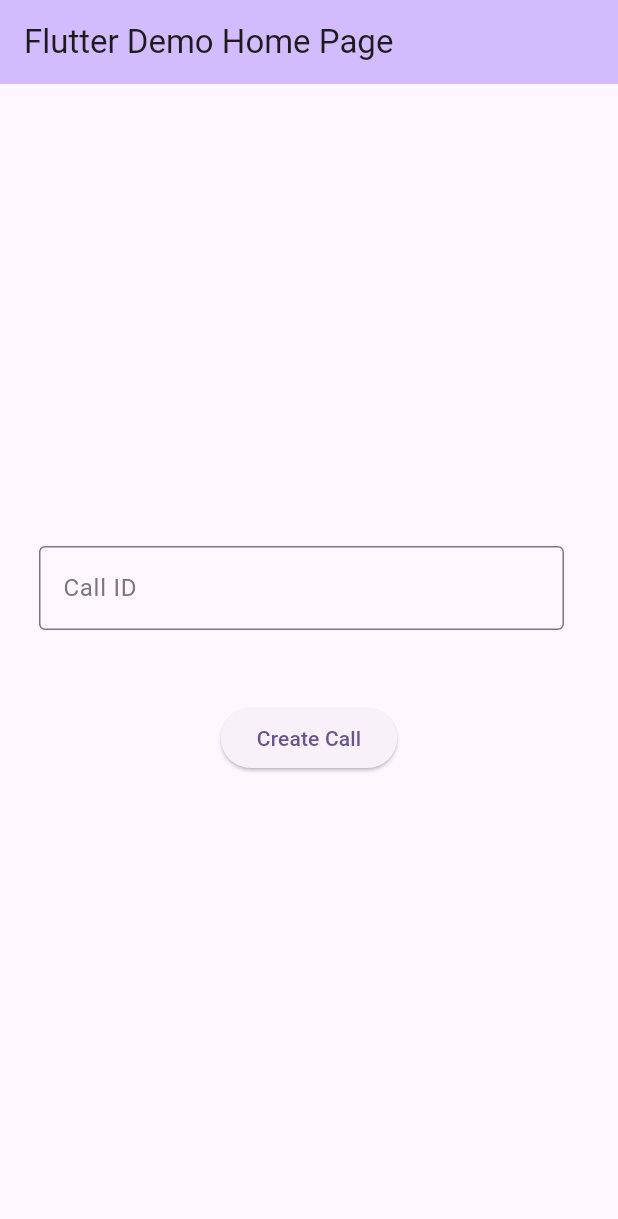
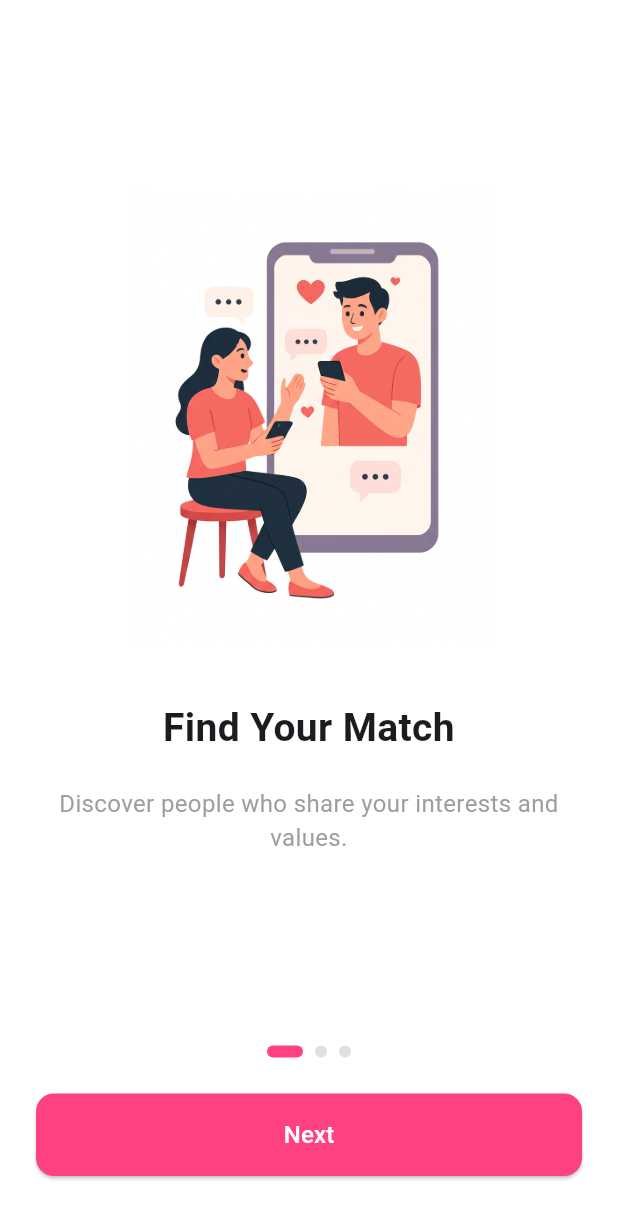
Before and after one commit to maniraj1234/zuggled, a Flutter app: the screen it shows after launch, on a phone screen of 412 x 824 dp. Shown: the top 1219 px of the screen. Run offline on Flutter 3.47's test engine with Material 3 defaults, Android fonts, the phone set to English and light mode, and no system bars; our stand-ins replace flutter_dotenv, go_router; missing offline and left inert: stream_video, stream_video_flutter.

Commit message:
Added routers and onboarding screen (#13)
* added router and test onboarding screen

* replaced images

* modified assets, created json file, seperated logic, added template.env

* minor changes for refinement

* Update template.env

* merging feature branch

---------

Co-authored-by: Maniraj <maniraj.madishetty@gmail.com>

````diff
--- /dev/null
+++ b/frontend/lib/assets/json/onboarding_data.json
@@ -0,0 +1,17 @@
+[
+    {
+        "image": "lib/assets/images/onboarding/onboarding_chat.png",
+        "title": "Find Your Match",
+        "subtitle": "Discover people who share your interests and values."
+    },
+    {
+        "image": "lib/assets/images/onboarding/onboarding_connect.png",
+        "title": "Chat & Connect",
+        "subtitle": "Have meaningful conversations and build connections."
+    },
+    {
+        "image": "lib/assets/images/onboarding/onboarding_video_call.png",
+        "title": "Video Call made easy",
+        "subtitle": "Take the next step and meet face-to-face from anywhere"
+    }
+]
--- /dev/null
+++ b/frontend/lib/core/app_root.dart
@@ -0,0 +1,15 @@
+import 'package:flutter/material.dart';
+import 'package:frontend/core/navigation/main_router.dart';
+
+class AppRoot extends StatelessWidget {
+  const AppRoot({super.key});
+
+  ///pivot of the application
+  ///
+  ///This widget is the root of the application.
+  ///[MaterialApp.router] is used to set up the main router for the app.
+  @override
+  Widget build(BuildContext context) {
+    return MaterialApp.router(routerConfig: mainRouter);
+  }
+}
--- /dev/null
+++ b/frontend/lib/core/navigation/main_router.dart
@@ -0,0 +1,45 @@
+import 'package:frontend/features/calling/pages/call_feature.dart';
+import 'package:frontend/features/onboarding/onboarding.dart';
+import 'package:go_router/go_router.dart';
+import 'package:frontend/core/navigation/nav_error_handler.dart';
+
+/// Defines the main **Application router**
+///
+/// This router is responsible for handling navigation within the app.
+/// It includes predefined routes and an error handler for undefined paths.
+///
+/// Usage:
+/// ```
+/// MaterialApp.router(
+///   routerConfig: router,
+/// );
+/// ```
+final GoRouter mainRouter = GoRouter(
+  /// [debugLogDiagnostics] set to true for showing debug logs
+  debugLogDiagnostics: true,
+
+  /// **Initial Route**
+  ///
+  /// Defines the default screen to show when the app starts.
+  initialLocation: '/',
+
+  /// **Application Routes**
+  ///
+  /// - [`OnboardingScreen`] serves as the main view (for testing purposes).
+  /// - Additional screens can be added here for modular navigation.
+  routes: [
+    GoRoute(path: '/', builder: (context, state) => OnboardingScreen()),
+    GoRoute(
+      path: '/call_screen',
+      builder: (context, state) => CallScreen(title: "call home screen"),
+    ),
+  ],
+
+  /// **Error Handling**
+  ///
+  /// Handles navigation errors and undefined routes.
+  errorBuilder: (context, state) {
+    return NavErrorHandler.navErrorHandler(context, state);
+  },
+);
+//TODO: Modify the initial route when splash screen is implemented.
--- /dev/null
+++ b/frontend/lib/features/onboarding/onboarding.dart
@@ -0,0 +1,177 @@
+import 'dart:convert';
+import 'package:flutter/material.dart';
+import 'package:flutter/services.dart';
+import 'package:go_router/go_router.dart';
+
+///**Onboarding Screen**
+///
+/// This is then first screen that users see when they open the app.
+/// Provides a series of onboarding pages that introduce the app's features.
+/// Presents swipable [pageView] pages
+class OnboardingScreen extends StatefulWidget {
+  const OnboardingScreen({super.key});
+
+  @override
+  State<OnboardingScreen> createState() => _OnboardingScreenState();
+}
+
+class _OnboardingScreenState extends State<OnboardingScreen> {
+  /// A list of onboarding content, each containing an image path, title, and subtitle.
+  List<Map<String, String>> _onboardingData = [];
+
+  /// Controls the onboarding [PageView] to by switch pages.
+  final PageController _pageController = PageController();
+
+  /// Tracks the currently visible onboarding page.
+  int _currentPage = 0;
+
+  @override
+  void initState() {
+    super.initState();
+    _loadOnboardingItems();
+  }
+
+  /// Loads onboarding data from a JSON file located in `lib/assets/json/`.
+  ///
+  /// Each item in the JSON is expected to have `image`, `title`, and `subtitle` keys.
+  /// updates the state with the loaded data.
+  Future<void> _loadOnboardingItems() async {
+    final String jsonString = await rootBundle.loadString(
+      'lib/assets/json/onboarding_data.json',
+    );
+    //convert the json string to a list of maps
+    final List<dynamic> jsonList = json.decode(jsonString);
+    setState(() {
+      _onboardingData =
+          jsonList
+              .map<Map<String, String>>(
+                (item) => {
+                  "image": item['image'] ?? '',
+                  "title": item['title'] ?? '',
+                  "subtitle": item['subtitle'] ?? '',
+                },
+              )
+              .toList();
+    });
+  }
+
+  /// Navigates to the next onboarding page, or to login if on the last page.
+  void _nextPage() {
+    //navigates to next page if current page is not the last page
+    if (_currentPage < _onboardingData.length - 1) {
+      _pageController.nextPage(
+        duration: const Duration(milliseconds: 300),
+        curve: Curves.easeInOut,
+      );
+    }
+    //if Current Page is last page then navigate to login page.
+    else {
+      context.go('/call_screen');
+    }
+  }
+
+  ///Builds a dot indicator for the current onboarding page.
+  ///
+  ///returns [AnimatedContainer] which serves as a page indicator (dot)
+  ///
+  /// The [isActive] parameter determines whether the dot is currently selected:
+  /// - If `true`, the dot appears larger and in pink.
+  /// - If `false`, the dot appears smaller and grey.
+  Widget _buildIndicator(bool isActive) {
+    return AnimatedContainer(
+      duration: const Duration(milliseconds: 300),
+      margin: const EdgeInsets.symmetric(horizontal: 4),
+      height: 8,
+      width: isActive ? 24 : 8,
+      decoration: BoxDecoration(
+        color: isActive ? Colors.pinkAccent : Colors.grey[300],
+        borderRadius: BorderRadius.circular(4),
+      ),
+    );
+  }
+
+  @override
+  Widget build(BuildContext context) {
+    return Scaffold(
+      backgroundColor: Colors.white,
+      body: Column(
+        children: [
+          Expanded(
+            child: PageView.builder(
+              controller: _pageController,
+              itemCount: _onboardingData.length,
+              onPageChanged: (index) {
+                //updates the current page index
+                setState(() => _currentPage = index);
+              },
+              itemBuilder: (context, index) {
+                //current onboarding screen data
+                final data = _onboardingData[index];
+                return Padding(
+                  padding: const EdgeInsets.all(24.0),
+                  child: Column(
+                    mainAxisAlignment: MainAxisAlignment.center,
+                    children: [
+                      Image.asset(data['image']!, height: 300),
+                      const SizedBox(height: 40),
+                      Text(
+                        data['title']!,
+                        style: const TextStyle(
+                          fontSize: 26,
+                          fontWeight: FontWeight.bold,
+                        ),
+                        textAlign: TextAlign.center,
+                      ),
+                      const SizedBox(height: 20),
+                      Text(
+                        data['subtitle']!,
+                        style: const TextStyle(
+                          fontSize: 16,
+                          color: Colors.grey,
+                        ),
+                        textAlign: TextAlign.center,
+                      ),
+                    ],
+                  ),
+                );
+              },
+            ),
+          ),
+          Row(
+            mainAxisAlignment: MainAxisAlignment.center,
+            //generates a row of dot indicator progress for page view
+            children: List.generate(
+              _onboardingData.length,
+              (index) => _buildIndicator(index == _currentPage),
+            ),
+          ),
+          const SizedBox(height: 24),
+          Padding(
+            padding: const EdgeInsets.symmetric(horizontal: 24),
+            child: ElevatedButton(
+              onPressed: _nextPage,
+              style: ElevatedButton.styleFrom(
+                foregroundColor: Colors.white,
+                backgroundColor: Colors.pinkAccent,
+                padding: const EdgeInsets.symmetric(vertical: 16),
+                shape: RoundedRectangleBorder(
+                  borderRadius: BorderRadius.circular(12),
+                ),
+              ),
+              child: Center(
+                //Change the text from GetStarted to Next on the last PageView
+                child: Text(
+                  _currentPage == _onboardingData.length - 1
+                      ? 'Get Started'
+                      : 'Next',
+                  style: const TextStyle(fontSize: 16),
+                ),
+              ),
+            ),
+          ),
+          const SizedBox(height: 40),
+        ],
+      ),
+    );
+  }
+}
--- a/frontend/lib/main.dart
+++ b/frontend/lib/main.dart
@@ -1,38 +1,14 @@
 import 'package:flutter/material.dart';
-import 'package:frontend/features/calling/pages/call_feature.dart';
-import 'package:stream_video_flutter/stream_video_flutter.dart';
+import 'package:flutter_dotenv/flutter_dotenv.dart';
+import 'package:frontend/core/app_root.dart';
 
 void main() async {
-  WidgetsFlutterBinding.ensureInitialized();
+  ///**App Entry Point**
+  ///
+  ///
+  ///load environment variables from .env file
+  await dotenv.load(fileName: "lib/core/config/.env");
 
-  // Right after creation client connects to the backend and authenticates the user.
-  // You can set `options: StreamVideoOptions(autoConnect: false)` if you want to disable auto-connect.
-
-  // #TODO: change the secret & store in vault.
-  final client = StreamVideo(
-    'mmhfdzb5evj2',
-    user: User.regular(userId: 'Aurra_Sing', role: 'admin', name: 'John Doe'),
-    userToken:
-        'eyJhbGciOiJIUzI1NiIsInR5cCI6IkpXVCJ9.eyJpc3MiOiJodHRwczovL3Byb250by5nZXRzdHJlYW0uaW8iLCJzdWIiOiJ1c2VyL0F1cnJhX1NpbmciLCJ1c2VyX2lkIjoiQXVycmFfU2luZyIsInZhbGlkaXR5X2luX3NlY29uZHMiOjYwNDgwMCwiaWF0IjoxNzQ3MTg1MzYwLCJleHAiOjE3NDc3OTAxNjB9.fAW31QaG6z_6LkDnEdGQ5Ck7ppVT6fF4A9jMDabB2IE',
-  );
-
-  runApp(const MyApp());
+  ///[AppRoot] is the entry component of the application
+  runApp(AppRoot());
 }
-
-// Rendering the HomeScreen of the Calling Feature.
-
-class MyApp extends StatelessWidget {
-  const MyApp({super.key});
-
-  // This widget is the root of the application.
-  @override
-  Widget build(BuildContext context) {
-    return MaterialApp(
-      title: 'Flutter Demo',
-      theme: ThemeData(
-        colorScheme: ColorScheme.fromSeed(seedColor: Colors.deepPurple),
-      ),
-      home: const CallScreen(title: 'Flutter Demo Home Page'),
-    );
-  }
-}
````
Also changed, not shown: frontend/lib/core/navigation/error_screen.dart (added, +21 -0 lines), frontend/lib/core/navigation/nav_error_handler.dart (added, +25 -0 lines), frontend/pubspec.yaml (+7 -0 lines), frontend/lib/assets/images/onboarding/onboarding_chat.png (added), frontend/lib/assets/images/onboarding/onboarding_connect.png (added), frontend/lib/assets/images/onboarding/onboarding_video_call.png (added), frontend/lib/core/config/template.env (added), frontend/pubspec.lock, 2 other files.
